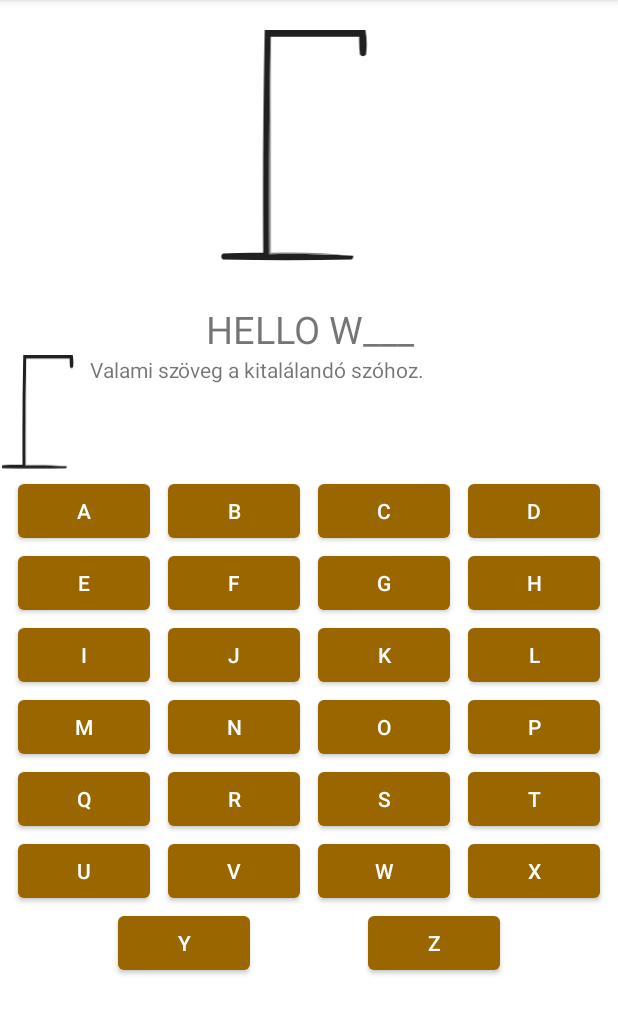
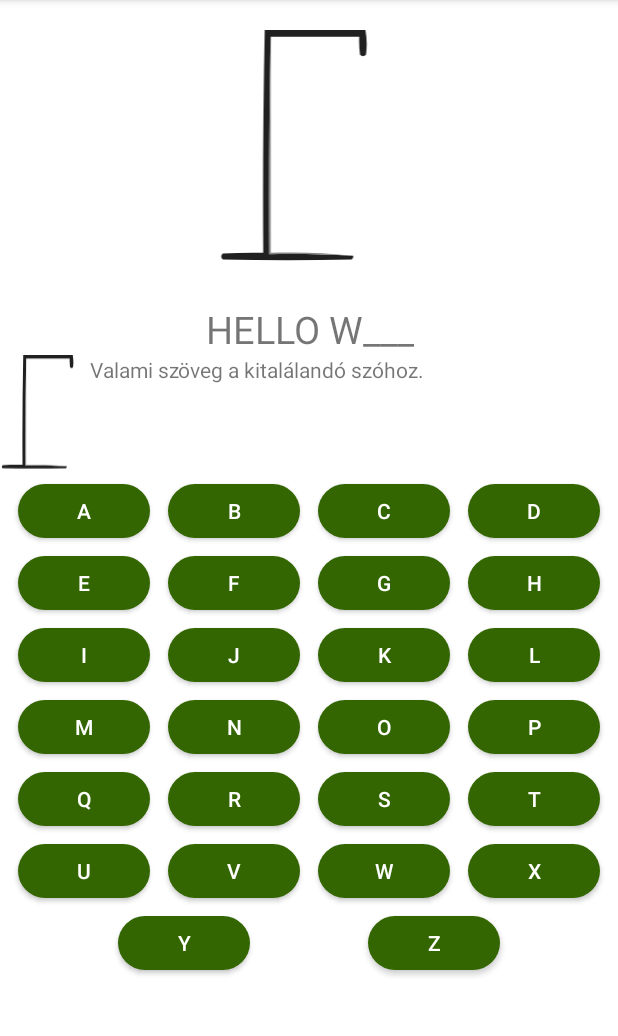
Before and after one commit to Butter3eer/Android-Akasztofa, an Android app: the screen it shows after launch (MainActivity), on a phone screen of 412 x 824 dp, the part 84-1120 px from its top. Run offline under Robolectric (Android 15) with nearby library versions, the phone set to English and light mode, and no system bars.

Commit message:
Ongoing work

```diff
--- a/app/src/main/java/com/example/akasztofaapp/MainActivity.java
+++ b/app/src/main/java/com/example/akasztofaapp/MainActivity.java
@@ -1,15 +1,19 @@
 package com.example.akasztofaapp;
 
+import androidx.annotation.ColorInt;
 import androidx.annotation.NonNull;
 import androidx.appcompat.app.AppCompatActivity;
 import androidx.constraintlayout.helper.widget.Flow;
 import androidx.constraintlayout.widget.ConstraintLayout;
 
+import android.graphics.Color;
 import android.os.Bundle;
+import android.util.Log;
 import android.view.Menu;
 import android.view.MenuInflater;
 import android.view.MenuItem;
 import android.view.View;
+import android.widget.Button;
 import android.widget.ImageView;
 import android.widget.TextView;
 import android.widget.Toast;
@@ -21,8 +25,15 @@ public class MainActivity extends AppCompatActivity {
     TextView megfejtesAllapot, textHelp;
     ConstraintLayout layoutLetters;
     Flow flowLetters;
+    String targetLanguage;
+
+    char[] chosenLetters;
 
     char[] letters_en = "ABCDEFGHIJKLMNOPQRSTUVWXYZ".toCharArray();
+    char[] ruchars = {'\u0410', '\u0411', '\u0412', '\u0413', '\u0414', '\u0415', '\u0401', '\u0416', '\u0417', '\u0418', '\u0419', '\u041A', '\u041B', '\u041C', '\u041D', '\u041E', '\u041F', '\u0420', '\u0421', '\u0422', '\u0423', '\u0424', '\u0425', '\u0426', '\u0427', '\u0428', '\u0429', '\u042A', '\u042B', '\u042C', '\u042D', '\u042E', '\u042F'};
+    char[] alphabet_ru = (new String(ruchars)).toCharArray();
+    char[] alphabet_en = "abcdefghijklmnopqrstuvwxyz".toUpperCase().toCharArray();
+    char[] alphabet_hu = "aábcdeéfghiíjklmnoóöőpqrstuúüűvwxyz".toUpperCase().toCharArray();
 
     @Override
     protected void onCreate(Bundle savedInstanceState) {
@@ -45,11 +56,14 @@ public class MainActivity extends AppCompatActivity {
      * @param letters
      */
     private void addLetterButtons(char[] letters){
+
         int[] referenceIds = new int[letters.length];
         for (int i = 0; i < letters.length; i++) {
             MaterialButton myButton = new MaterialButton(this);
-            myButton.setText(String.valueOf(letters[i]).toUpperCase());
+            myButton.setText(String.valueOf(letters[i]));
             myButton.setId(View.generateViewId());
+            myButton.setBackgroundColor(Color.parseColor("#336600"));
+            myButton.setCornerRadius(35);
 
             final int id = myButton.getId();
             referenceIds[i] = id;
@@ -57,13 +71,23 @@ public class MainActivity extends AppCompatActivity {
                 @Override
                 public void onClick(View view) {
                     // TODO: 18/05/2023 Leellenőrizzük, szerepel...
-                    Toast.makeText(MainActivity.this, "Kattintott a " + String.valueOf(letters[id - 1]).toUpperCase() + " feliratú gombra.", Toast.LENGTH_SHORT).show();
+                    //Toast.makeText(MainActivity.this, "Kattintott a " + String.valueOf(letters[id - 1]) + " feliratú gombra.", Toast.LENGTH_SHORT).show();
                 }
             });
-
             layoutLetters.addView(myButton);
         }
         flowLetters.setReferencedIds(referenceIds);
+    }
+
+    public void DeleteButtons() {
+        for (int i = 0; i < layoutLetters.getChildCount(); i++) {
+            View view = layoutLetters.getChildAt(i);
+            Log.i("View", "DeleteButtons: " + view.getClass());
+            if (view instanceof MaterialButton) {
+                Log.i("Button", "DeleteButtons: " + i);
+                layoutLetters.removeView(view);
+            }
+        }
     }
 
     @Override
@@ -75,6 +99,7 @@ public class MainActivity extends AppCompatActivity {
 
     @Override
     public boolean onOptionsItemSelected(@NonNull MenuItem item) {
+
         switch (item.getItemId()){
             case R.id.menuItemHard:
                 Toast.makeText(this, "Nehéz szintet válsztott", Toast.LENGTH_SHORT).show();
@@ -94,6 +119,20 @@ public class MainActivity extends AppCompatActivity {
             case R.id.menuItemIt:
                 Toast.makeText(this, "Informatikát válsztott", Toast.LENGTH_SHORT).show();
                 return true;
+            case R.id.setOrosz:
+                chosenLetters = alphabet_ru;
+                targetLanguage = "ru";
+                DeleteButtons();
+                addLetterButtons(chosenLetters);
+                Toast.makeText(this, "Orosz nyelvet választott", Toast.LENGTH_SHORT).show();
+                return true;
+            case R.id.setEnglish:
+                chosenLetters = alphabet_en;
+                targetLanguage = "en";
+                DeleteButtons();
+                addLetterButtons(chosenLetters);
+                Toast.makeText(this, "Angol nyelvet választott", Toast.LENGTH_SHORT).show();
+                return true;
             case R.id.menuExit:
                 Toast.makeText(this, "Kilépés a programból", Toast.LENGTH_SHORT).show();
                 this.finishAffinity();
--- a/app/src/main/res/menu/mainemenu.xml
+++ b/app/src/main/res/menu/mainemenu.xml
@@ -14,8 +14,8 @@
                 android:title="English"
                 android:id="@+id/setEnglish"/>
             <item
-                android:id="@+id/setOrosz"
-                android:title="Русский"/>
+                android:title="Русский"
+                android:id="@+id/setOrosz"/>
         </menu>
     </item>
     <item
--- a/app/src/main/res/values-night/themes.xml
+++ b/app/src/main/res/values-night/themes.xml
@@ -2,7 +2,7 @@
     <!-- Base application theme. -->
     <style name="Theme.AkasztofaApp" parent="Theme.MaterialComponents.DayNight.DarkActionBar">
         <!-- Primary brand color. -->
-        <item name="colorPrimary">@color/purple_200</item>
+        <item name="colorPrimary">@color/green_light</item>
         <item name="colorPrimaryVariant">@color/purple_700</item>
         <item name="colorOnPrimary">@color/black</item>
         <!-- Secondary brand color. -->
--- a/app/src/main/res/values/colors.xml
+++ b/app/src/main/res/values/colors.xml
@@ -1,7 +1,7 @@
 <?xml version="1.0" encoding="utf-8"?>
 <resources>
-    <color name="purple_200">#996600</color>
-    <color name="purple_500">#996600</color>
+    <color name="brown_light">#996600</color>
+    <color name="green_light">#336600</color>
     <color name="purple_700">#663300</color>
     <color name="teal_200">#999900</color>
     <color name="teal_700">#666600</color>
--- a/app/src/main/res/values/themes.xml
+++ b/app/src/main/res/values/themes.xml
@@ -2,7 +2,7 @@
     <!-- Base application theme. -->
     <style name="Theme.AkasztofaApp" parent="Theme.MaterialComponents.DayNight.DarkActionBar">
         <!-- Primary brand color. -->
-        <item name="colorPrimary">@color/purple_500</item>
+        <item name="colorPrimary">@color/brown_light</item>
         <item name="colorPrimaryVariant">@color/purple_700</item>
         <item name="colorOnPrimary">@color/white</item>
         <!-- Secondary brand color. -->
```
